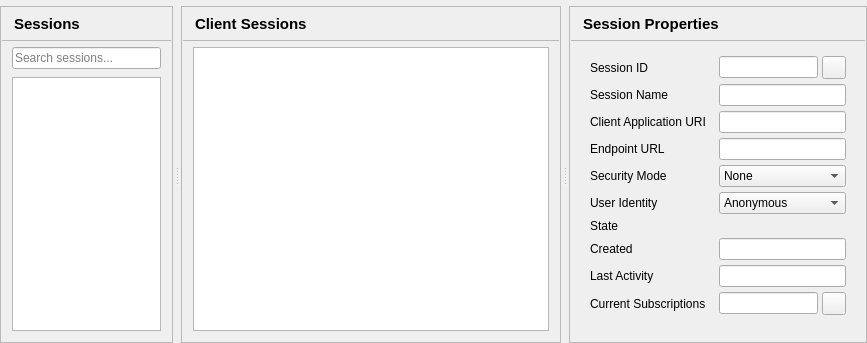
Before: the Qt Designer form src/ui/pages/sessionspage.ui in sanny32/OpenUaSim, drawn with Qt 5.
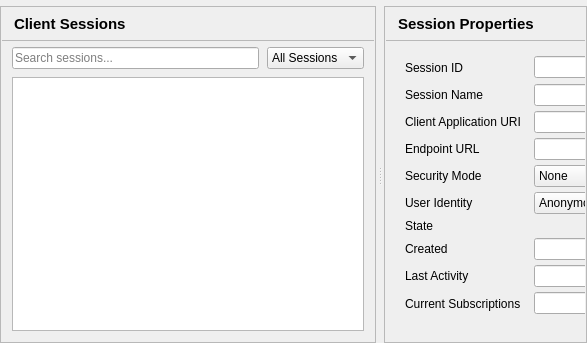
After: the same form once the commit is applied. Custom widgets are drawn as their Qt base class.

```diff
--- a/src/ui/pages/sessionspage.ui
+++ b/src/ui/pages/sessionspage.ui
@@ -29,141 +29,6 @@
      <property name="handleWidth">
       <number>8</number>
      </property>
-     <widget class="QFrame" name="sessionsPanel">
-      <property name="frameShape">
-       <enum>QFrame::StyledPanel</enum>
-      </property>
-      <property name="panel" stdset="0">
-       <bool>true</bool>
-      </property>
-      <property name="sizePolicy">
-       <sizepolicy hsizetype="Preferred" vsizetype="Preferred">
-        <horstretch>37</horstretch>
-        <verstretch>0</verstretch>
-       </sizepolicy>
-      </property>
-      <layout class="QVBoxLayout" name="sessionsPanelLayout">
-       <property name="spacing">
-        <number>0</number>
-       </property>
-       <property name="leftMargin">
-        <number>1</number>
-       </property>
-       <property name="topMargin">
-        <number>1</number>
-       </property>
-       <property name="rightMargin">
-        <number>1</number>
-       </property>
-       <property name="bottomMargin">
-        <number>1</number>
-       </property>
-       <item>
-        <layout class="QHBoxLayout" name="sessionsPanelHeaderLayout">
-         <property name="leftMargin">
-          <number>12</number>
-         </property>
-         <property name="topMargin">
-          <number>5</number>
-         </property>
-         <property name="rightMargin">
-          <number>12</number>
-         </property>
-         <property name="bottomMargin">
-          <number>5</number>
-         </property>
-         <item>
-          <widget class="QLabel" name="sessionsTitle">
-           <property name="font">
-            <font>
-             <pointsize>11</pointsize>
-             <bold>true</bold>
-            </font>
-           </property>
-           <property name="text">
-            <string>Sessions</string>
-           </property>
-           <property name="minimumSize">
-            <size>
-             <width>0</width>
-             <height>22</height>
-            </size>
-           </property>
-          </widget>
-         </item>
-        </layout>
-       </item>
-       <item>
-        <widget class="QFrame" name="sessionsPanelSeparator">
-         <property name="frameShape">
-          <enum>QFrame::StyledPanel</enum>
-         </property>
-         <property name="minimumSize">
-          <size>
-           <width>0</width>
-           <height>1</height>
-          </size>
-         </property>
-         <property name="maximumSize">
-          <size>
-           <width>16777215</width>
-           <height>1</height>
-          </size>
-         </property>
-         <property name="separator" stdset="0">
-          <bool>true</bool>
-         </property>
-        </widget>
-       </item>
-       <item>
-        <widget class="QWidget" name="sessionsPanelBody">
-         <layout class="QVBoxLayout" name="sessionsPanelBodyLayout">
-          <property name="spacing">
-           <number>8</number>
-          </property>
-          <property name="leftMargin">
-           <number>10</number>
-          </property>
-          <property name="topMargin">
-           <number>6</number>
-          </property>
-          <property name="rightMargin">
-           <number>10</number>
-          </property>
-          <property name="bottomMargin">
-           <number>10</number>
-          </property>
-          <item>
-           <widget class="QLineEdit" name="searchEdit">
-            <property name="placeholderText">
-             <string>Search sessions...</string>
-            </property>
-            <property name="clearButtonEnabled">
-             <bool>true</bool>
-            </property>
-           </widget>
-          </item>
-          <item>
-           <widget class="QTreeView" name="sessionsTree">
-            <property name="editTriggers">
-             <set>QAbstractItemView::NoEditTriggers</set>
-            </property>
-            <property name="rootIsDecorated">
-             <bool>true</bool>
-            </property>
-            <property name="uniformRowHeights">
-             <bool>true</bool>
-            </property>
-            <property name="headerHidden">
-             <bool>true</bool>
-            </property>
-           </widget>
-          </item>
-         </layout>
-        </widget>
-       </item>
-      </layout>
-     </widget>
      <widget class="QFrame" name="clientSessionsPanel">
       <property name="frameShape">
        <enum>QFrame::StyledPanel</enum>
@@ -173,7 +38,7 @@
       </property>
       <property name="sizePolicy">
        <sizepolicy hsizetype="Preferred" vsizetype="Preferred">
-        <horstretch>81</horstretch>
+        <horstretch>118</horstretch>
         <verstretch>0</verstretch>
        </sizepolicy>
       </property>
@@ -268,6 +133,42 @@
           <property name="bottomMargin">
            <number>10</number>
           </property>
+          <item>
+           <layout class="QHBoxLayout" name="filterLayout">
+            <property name="spacing">
+             <number>8</number>
+            </property>
+            <item>
+             <widget class="QLineEdit" name="searchEdit">
+              <property name="placeholderText">
+               <string>Search sessions...</string>
+              </property>
+              <property name="clearButtonEnabled">
+               <bool>true</bool>
+              </property>
+             </widget>
+            </item>
+            <item>
+             <widget class="QComboBox" name="stateFilterCombo">
+              <item>
+               <property name="text">
+                <string>All Sessions</string>
+               </property>
+              </item>
+              <item>
+               <property name="text">
+                <string>Active</string>
+               </property>
+              </item>
+              <item>
+               <property name="text">
+                <string>Closed</string>
+               </property>
+              </item>
+             </widget>
+            </item>
+           </layout>
+          </item>
           <item>
            <widget class="QTableView" name="sessionsView">
             <property name="editTriggers">
```
Left out of the diff: 2 changed lines with no effect on the pictures.
